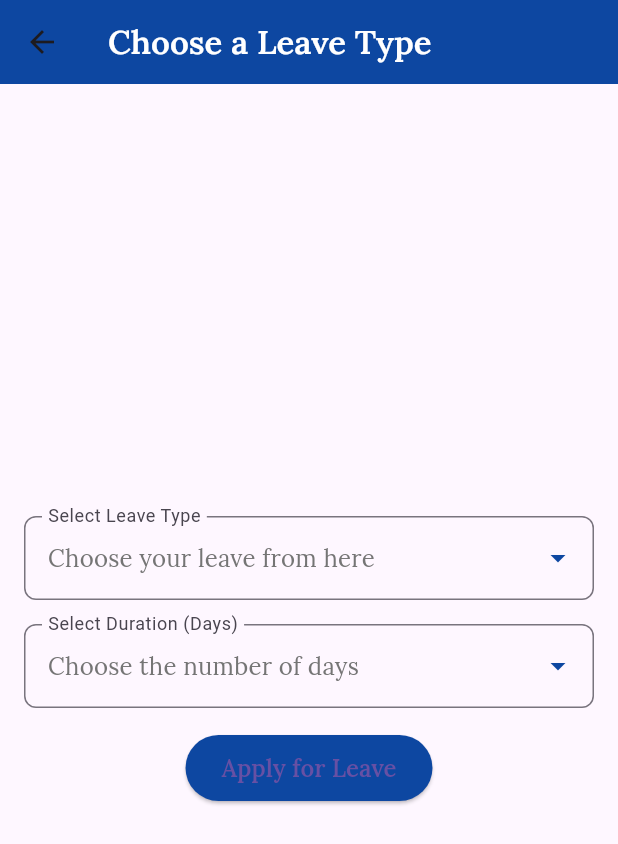
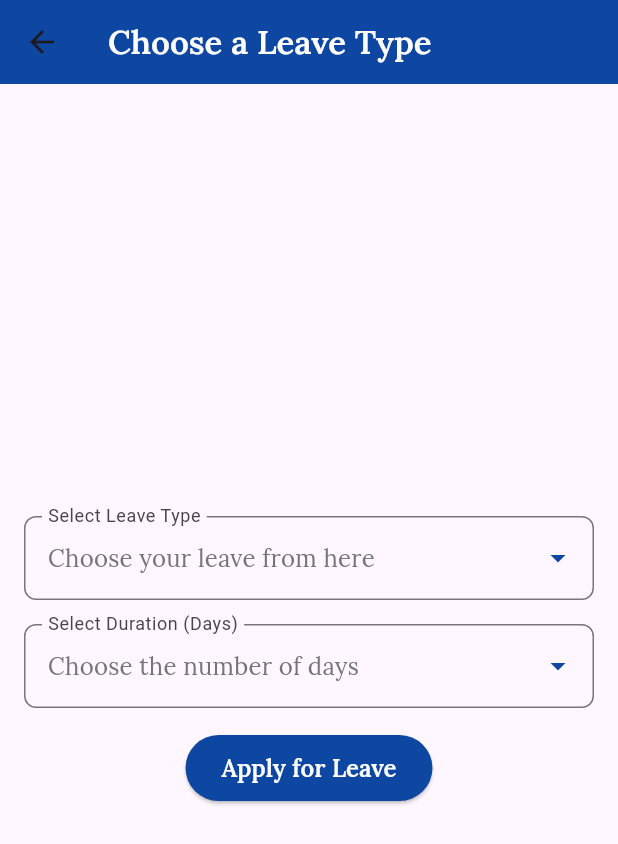
Before and after one commit to Eng-Batol/tasky, a Flutter app: the LeavePage screen opened directly, on a phone screen of 412 x 824 dp. Shown: the top 844 px of the screen. Run offline on Flutter 3.47's test engine with Material 3 defaults, Android fonts, the phone set to English and light mode, and no system bars; our stand-ins replace google_fonts.

Commit message:
change thr button color  of the aplly for the leave

```diff
--- a/lib/page/LeavePage.dart
+++ b/lib/page/LeavePage.dart
@@ -130,7 +130,8 @@ class _LeavePageState extends State<LeavePage> {
                 },
                 child: Text("Apply for Leave"),
                 style: ElevatedButton.styleFrom(
-                  backgroundColor: Colors.blue[900],
+                  foregroundColor: Colors.white,
+                  backgroundColor: Colors.blue[900], // Text color
                   padding: EdgeInsets.symmetric(horizontal: 24, vertical: 12),
                   textStyle: GoogleFonts.lora(
                       fontSize: 16, fontWeight: FontWeight.w600),
```
